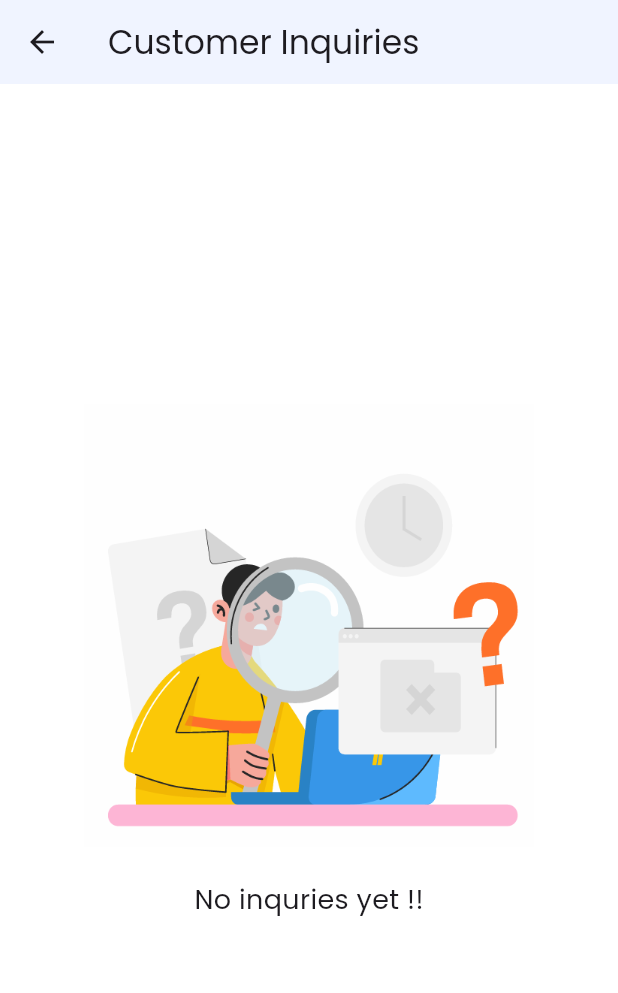
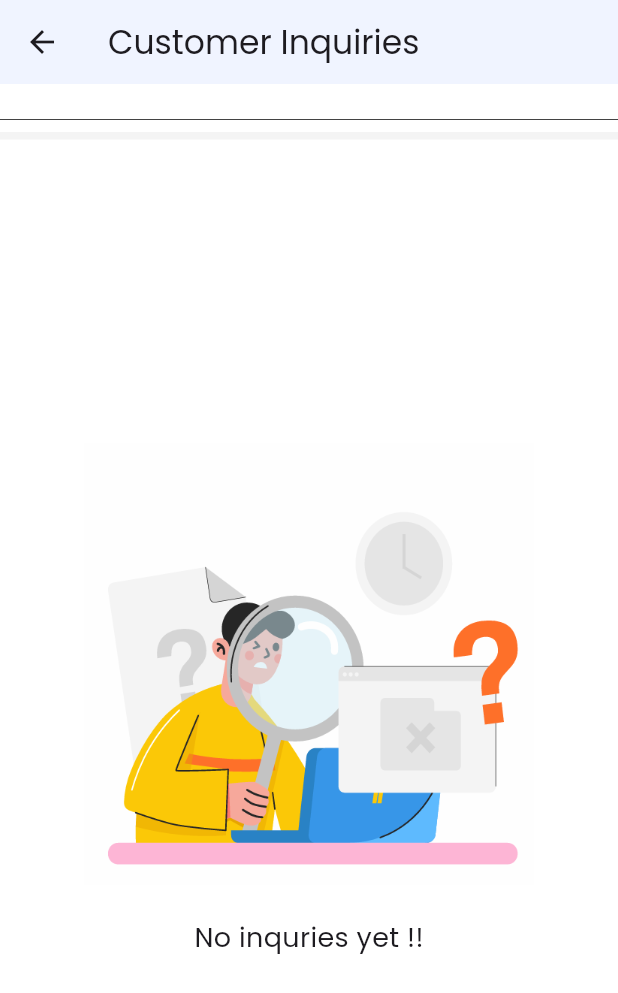
Before and after one commit to QuantumSharqwebteam/kkp_chat_app, a Flutter app: the CustomerInquiriesPage screen opened by its route, on a phone screen of 412 x 824 dp. Shown: the top 993 px of the screen. Run offline on Flutter 3.47's test engine with Material 3 defaults, Android fonts, the phone set to English and light mode, and no system bars; our stand-ins replace audioplayers, cached_network_image, carousel_slider, dotted_border, file_picker, firebase_core and 20 more; missing offline and left inert: agora_rtc_engine, excel, flutter_initicon, flutter_sound; accounts and stored records are empty; network calls fail.

Commit message:
feat: updated inquiry list UI and cleaned up feed screen
- Improved inquiry list with divider styling and layout refinement
- Added blur-style translucent divider
- Removed search icon and extra padding in feed_screen

```diff
--- a/lib/presentation/admin/screens/customer_inquries.dart
+++ b/lib/presentation/admin/screens/customer_inquries.dart
@@ -322,11 +322,13 @@ class _CustomerInquiriesPageState extends State<CustomerInquiriesPage>
               ]
             : [],
       ),
-      body: Padding(
-        padding: const EdgeInsets.all(12.0),
-        child: isLoading
+      body: isLoading
     ? const Center(child: CircularProgressIndicator())
     : Column(
+        children: [
+          Padding(
+            padding: const EdgeInsets.all(12.0),
+            child: Column(
               children: [
                 if (hasInquiries)
                   Row(
@@ -343,13 +345,15 @@ class _CustomerInquiriesPageState extends State<CustomerInquiriesPage>
                       GestureDetector(
                         onTap: toggleShowFilters,
                         child: Container(
-                            width: 50,
-                            height: 42,
+                          width: 56,
+                          height: 50,
                           decoration: BoxDecoration(
                             color: Colors.white,
                             borderRadius: BorderRadius.circular(8),
                             border: Border.all(
-                                  width: 1, color: AppColors.greyB2BACD),
+                              width: 1,
+                              color: AppColors.greyB2BACD,
+                            ),
                           ),
                           child: CustomImage(
                             imagePath: ImageConstants.filterIcon,
@@ -360,12 +364,28 @@ class _CustomerInquiriesPageState extends State<CustomerInquiriesPage>
                       ),
                     ],
                   ),
-                  if (hasInquiries) const SizedBox(height: 20),
+                if (hasInquiries) const SizedBox(height: 10),
                 if (showFilters && hasInquiries) _buildFilters(),
+              ],
+            ),
+          ),
+
+          const Divider(
+            color: AppColors.black2E2E2E,
+            thickness: 0.6,
+            height: 0,
+          ),
+          const SizedBox(height: 8),
+          Container(
+            height: 5,
+            color: AppColors.greyD9D9D9.withOpacity(0.3),
+          ),
+          const SizedBox(height: 14),
+
           Expanded(child: _buildInquiryList()),
         ],
       ),
-      ),
+
     );
   }
 
--- a/lib/presentation/marketing/screen/feeds_screen.dart
+++ b/lib/presentation/marketing/screen/feeds_screen.dart
@@ -144,18 +144,14 @@ class _FeedsScreenState extends State<FeedsScreen> {
   }
 
   Widget _buildFilterButtons() {
-    return Padding(
-      padding: const EdgeInsets.symmetric(horizontal: 16),
-      child: Row(
+    return Row(
       mainAxisAlignment: MainAxisAlignment.start,
       children: [
-          FilterButton(icon: Icons.search_rounded),
         FilterButton(
           onTap: togglePinnedMessages,
           text: "Pinned Messages",
         ),
       ],
-      ),
     );
   }
 
```
Lines whose indentation alone changed are shown as unchanged.
